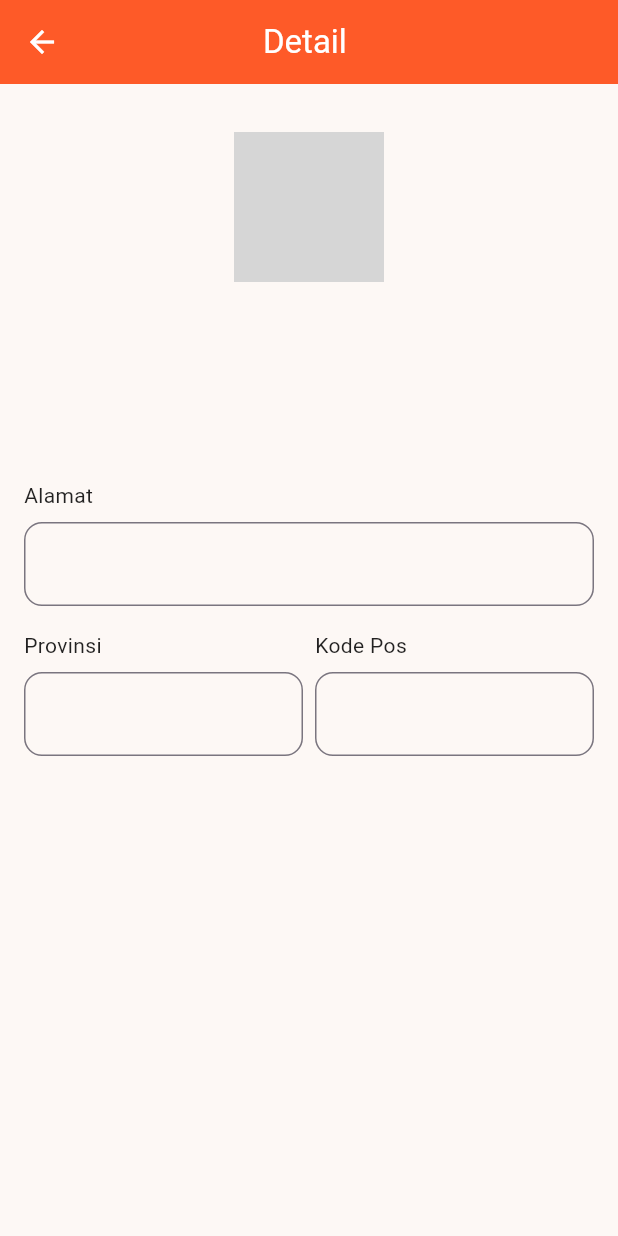
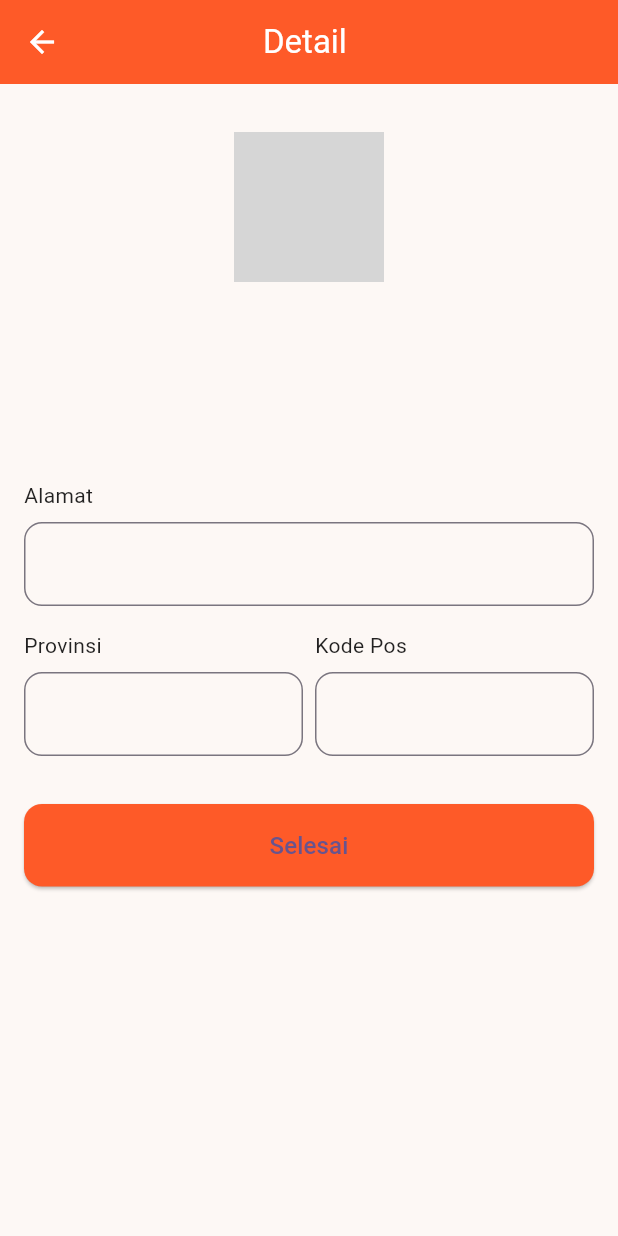
Before and after one commit to IAMHUDA/20220140049_UCP1Flutter, a Flutter app: the DetailPelangganPage screen opened directly with empty values, on a phone screen of 412 x 824 dp. Run offline on Flutter 3.47's test engine with Material 3 defaults, Android fonts, the phone set to English and light mode, and no system bars; grey boxes are pictures that could not be loaded.

Commit message:
add button to back home

```diff
--- a/lib/detail_pelanggan_page.dart
+++ b/lib/detail_pelanggan_page.dart
@@ -71,6 +71,28 @@ class DetailPelangganPage extends StatelessWidget {
                 Expanded(child: _buildDetailSection("Kode Pos", kodePos)),
               ],
             ),
+            const SizedBox(height: 32),
+            SizedBox(
+              width: double.infinity,
+              child: ElevatedButton(
+                style: ElevatedButton.styleFrom(
+                  backgroundColor: const Color(0xFFFE5A28),
+                  padding: const EdgeInsets.symmetric(vertical: 16),
+                  shape: RoundedRectangleBorder(
+                    borderRadius: BorderRadius.circular(12),
+                  ),
+                ),
+                onPressed: () {
+                  Navigator.pushNamedAndRemoveUntil(
+                    context,
+                    '/home',
+                    (route) => false,
+                  );
+                },
+
+                child: const Text('Selesai', style: TextStyle(fontSize: 16)),
+              ),
+            ),
           ],
         ),
       ),
```
